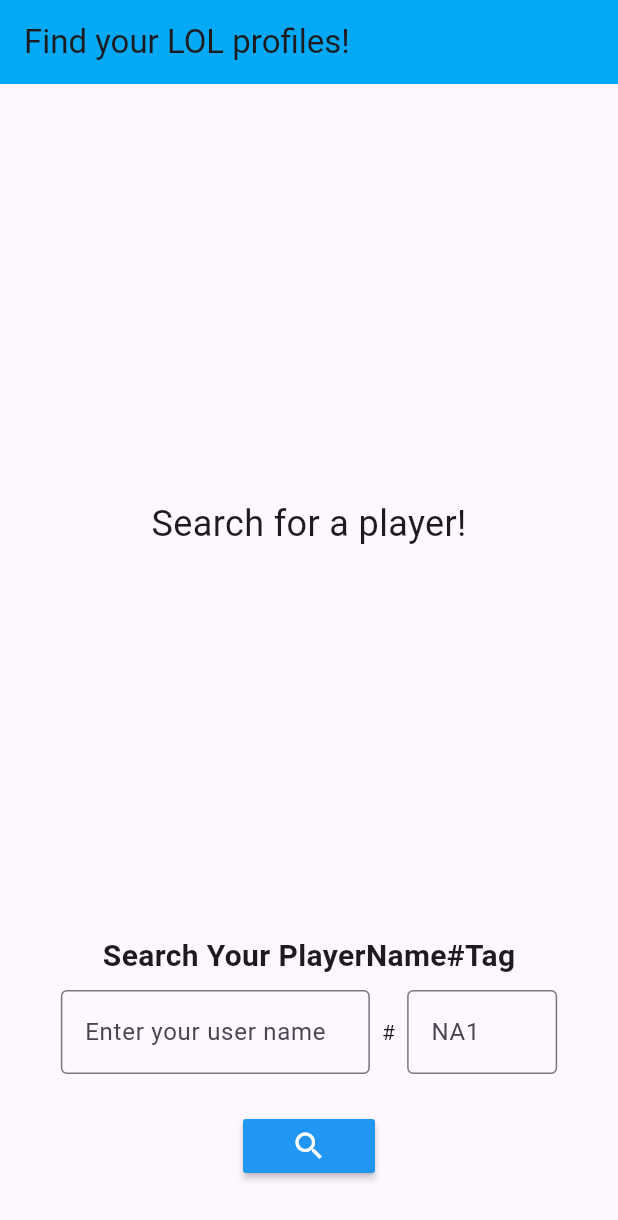
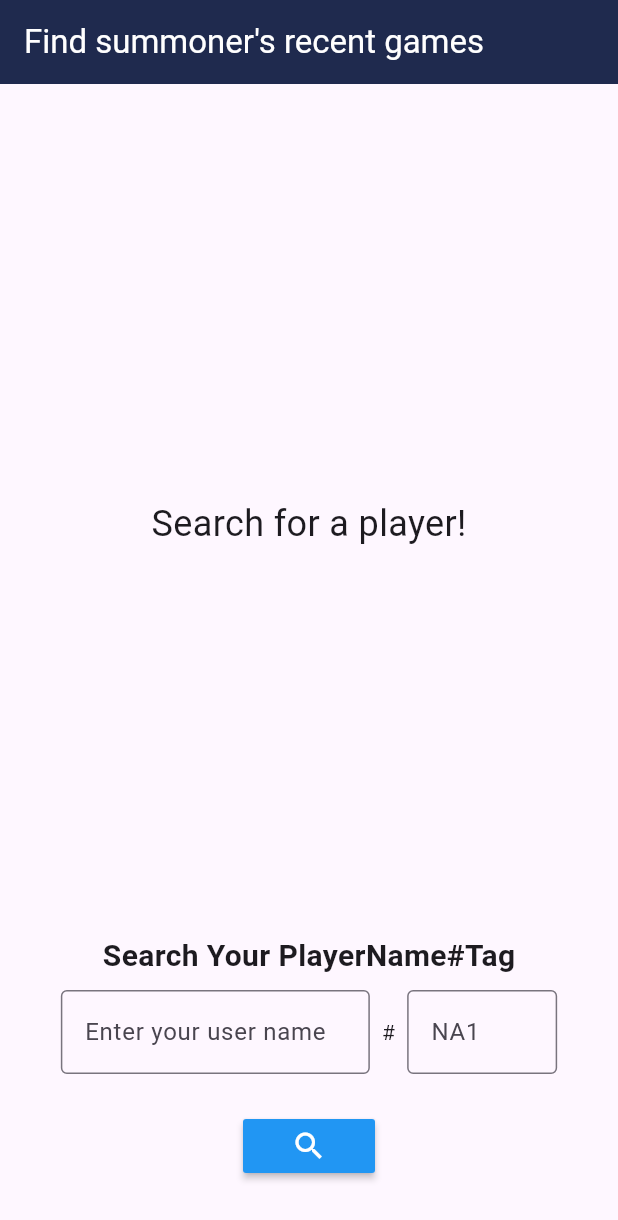
Before and after one commit to Yohan678/LOLFinder, a Flutter app: the screen it shows after launch, on a phone screen of 412 x 824 dp. Shown: the top 1220 px of the screen. Run offline on Flutter 3.47's test engine with Material 3 defaults, Android fonts, the light colour scheme and no system bars; our stand-ins replace cached_network_image, flutter_dotenv.

Commit message:
AppBar Decoration 1

```diff
--- a/lib/main.dart
+++ b/lib/main.dart
@@ -1,8 +1,9 @@
 import 'package:flutter/material.dart';
 import 'package:flutter_dotenv/flutter_dotenv.dart';
 import 'package:cached_network_image/cached_network_image.dart';
+import 'package:lol_finder/screens/main_appbar.dart';
 // import '../models/player_data.dart';
-import '../models/match_id.dart';
+// import '../../models/match_id.dart';
 import '../services/riot_api_service.dart';
 import '../models/champion_name.dart';
 
@@ -31,7 +32,7 @@
 
   //Variable to store fetched player data
   // Future<PlayerData>? _playerDataFuture;
-  Future<MatchId>? _matchIdFuture;
+  // Future<MatchId>? _matchIdFuture;
   Future<List<ChampionName>>? _championNameFuture;
 
 
@@ -48,8 +49,10 @@
     return MaterialApp(
       home: Scaffold(
         appBar: AppBar(
-          backgroundColor: Colors.lightBlue,
-          title: Text("Find your LOL profiles!"),
+          elevation: 50,
+          backgroundColor: Color.fromARGB(255, 19, 36, 64),
+          title: Text("Find summoner's recent games",
+          style: TextStyle(color: Colors.white)),
         ),
 
         body: Padding(
@@ -91,13 +94,17 @@
                               margin: const EdgeInsets.all(10),
                               height: 100,
                               decoration: BoxDecoration(
-                                color: game.win ? Color.fromARGB(255, 255, 52, 52) : Color.fromARGB(255, 66, 99, 245),
+                                color: game.win ? Color.fromARGB(180, 255, 52, 52) : Color.fromARGB(180, 66, 99, 245),
                                 borderRadius: BorderRadius.circular(15)
                               ),
                               child: Row(
                                 crossAxisAlignment: CrossAxisAlignment.center,
                                 children: [
-                                  CachedNetworkImage(imageUrl: 'https://ddragon.leagueoflegends.com/cdn/16.2.1/img/champion/${game.championName}.png'),
+
+                                  Padding(
+                                    padding: const EdgeInsets.all(10.0),
+                                    child: CachedNetworkImage(imageUrl: 'https://ddragon.leagueoflegends.com/cdn/16.2.1/img/champion/${game.championName}.png'),
+                                  ),
 
                                   Column(
                                     crossAxisAlignment: CrossAxisAlignment.center,
```
